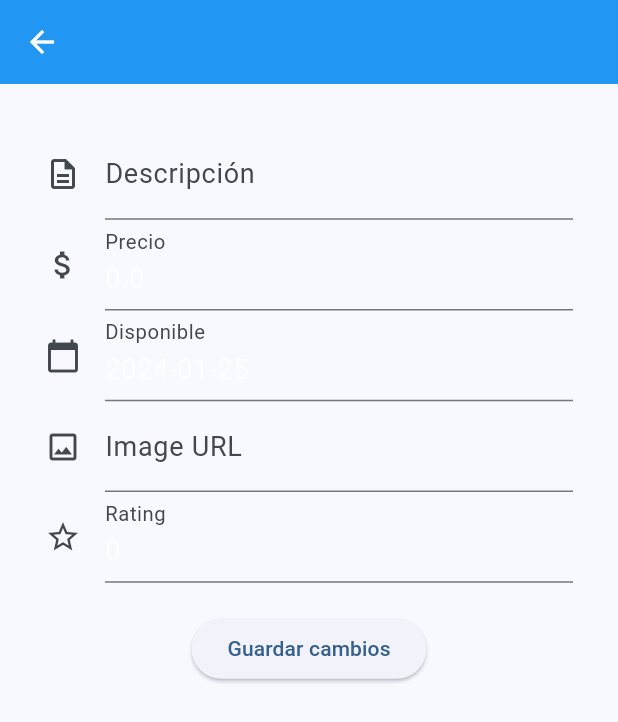
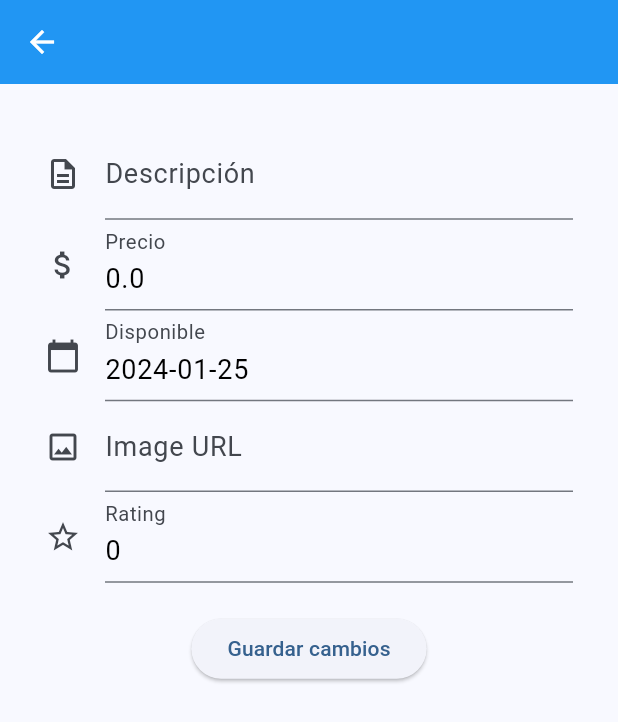
Before and after one commit to ntrescoli/flutter_products2425, a Flutter app: the ProductEdit screen opened directly with empty values, on a phone screen of 412 x 824 dp. Shown: the top 722 px of the screen. Run offline on Flutter 3.47's test engine with Material 3 defaults, Android fonts, the light colour scheme and no system bars; our stand-ins replace image_picker, shared_preferences; accounts and stored records are empty; network calls fail.

Commit message:
Update README.md and app_theme.dart

```diff
--- a/lib/pages/app_theme.dart
+++ b/lib/pages/app_theme.dart
@@ -3,7 +3,7 @@ import 'package:flutter/material.dart';
 final ThemeData appThemeData = ThemeData(
   textTheme: const TextTheme(
     displayLarge: TextStyle(fontSize: 32, fontWeight: FontWeight.bold),
-    bodyLarge: TextStyle(fontSize: 18, color: Colors.white70),
+    bodyLarge: TextStyle(fontSize: 18, color: Colors.black),
   ),
   appBarTheme: const AppBarTheme(
     color: Colors.blue,
```
Also changed, not shown: 1 other file.
